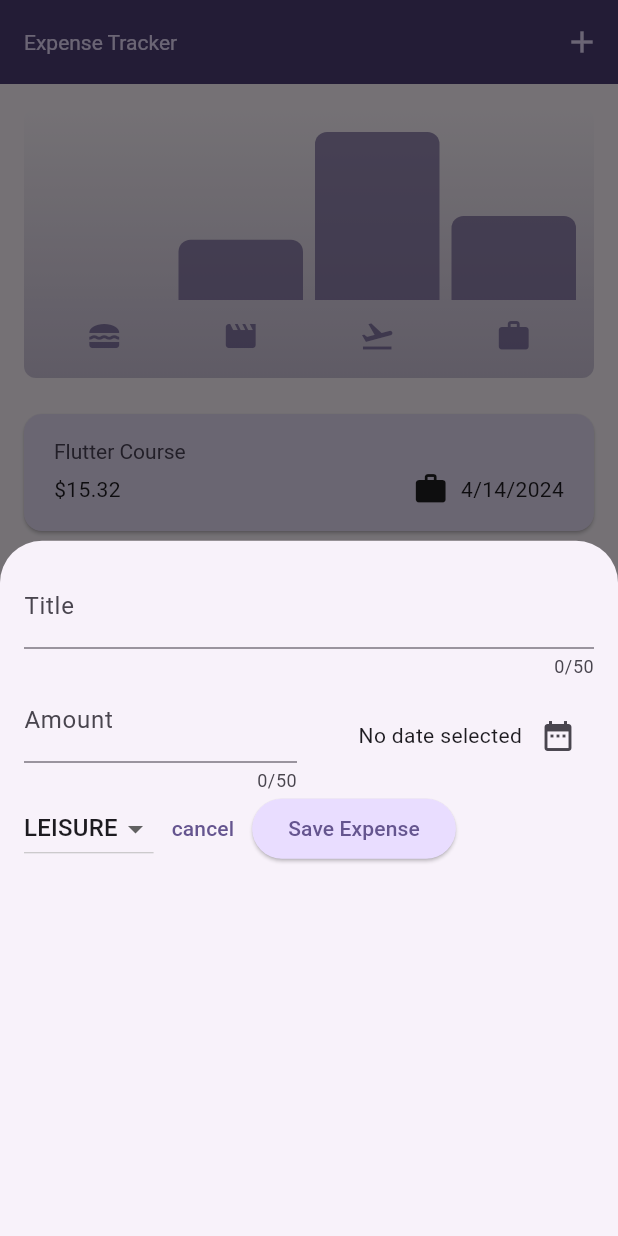
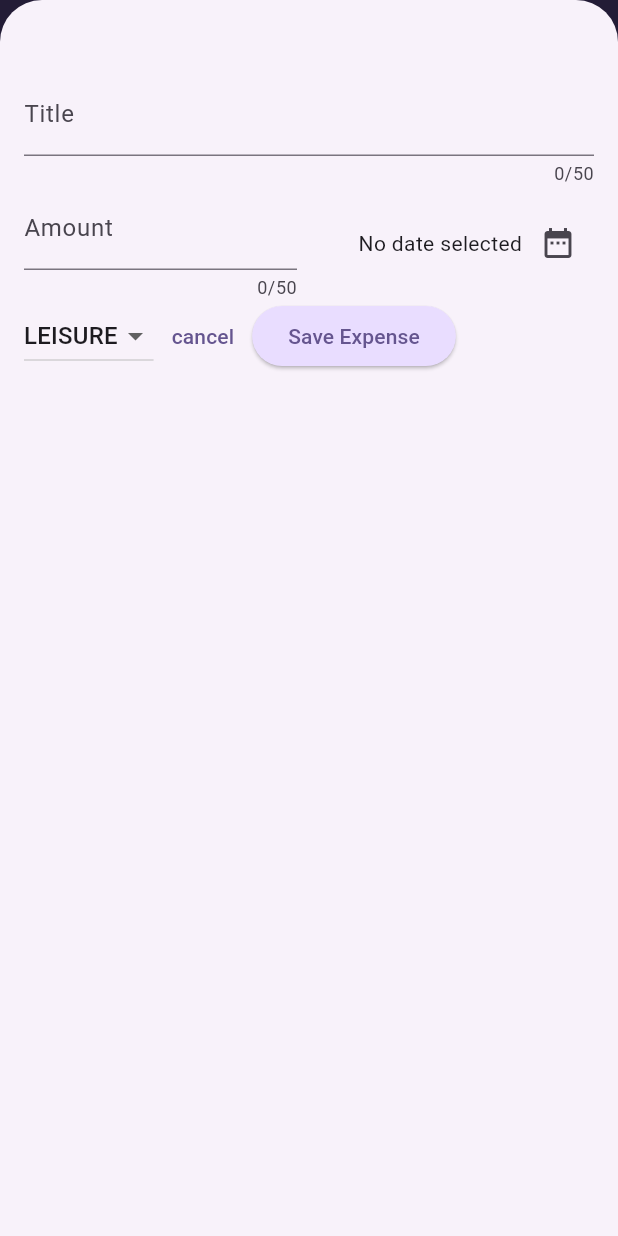
Before and after one commit to yassineelhoubi/expenses_app, a Flutter app: the screen it shows after launch, after a tap on the "add" icon, on a phone screen of 412 x 824 dp. Run offline on Flutter 3.47's test engine with Material 3 defaults, Android fonts, the phone set to English and light mode, and no system bars.

Commit message:
handling to screen overlays :the soft keyboard

```diff
--- a/lib/widgets/expenses.dart
+++ b/lib/widgets/expenses.dart
@@ -36,7 +36,7 @@ class _ExpensesState extends State<Expenses> {
   ];
   void _openaddExpenseOverly() {
     showModalBottomSheet(
-      // isScrollControlled: true,
+      isScrollControlled: true,
       context: context,
       builder: (ctx) => NewExpense(onAddExpense: _addExpense),
     );
--- a/lib/widgets/new_expense.dart
+++ b/lib/widgets/new_expense.dart
@@ -64,10 +64,12 @@ class _NewExpenseState extends State<NewExpense> {
 
   @override
   Widget build(context) {
+    final keyboardSpace = MediaQuery.of(context).viewInsets.bottom;
     return SizedBox(
-      width: double.infinity,
+      height: double.infinity,
+      child: SingleChildScrollView(
         child: Padding(
-        padding: const EdgeInsets.all(16),
+          padding: EdgeInsets.fromLTRB(16, 48, 16, keyboardSpace + 16),
           child: Column(
             children: [
               TextField(
@@ -140,6 +142,7 @@ class _NewExpenseState extends State<NewExpense> {
             ],
           ),
         ),
+      ),
     );
   }
 }
```
Lines whose indentation alone changed are shown as unchanged.
